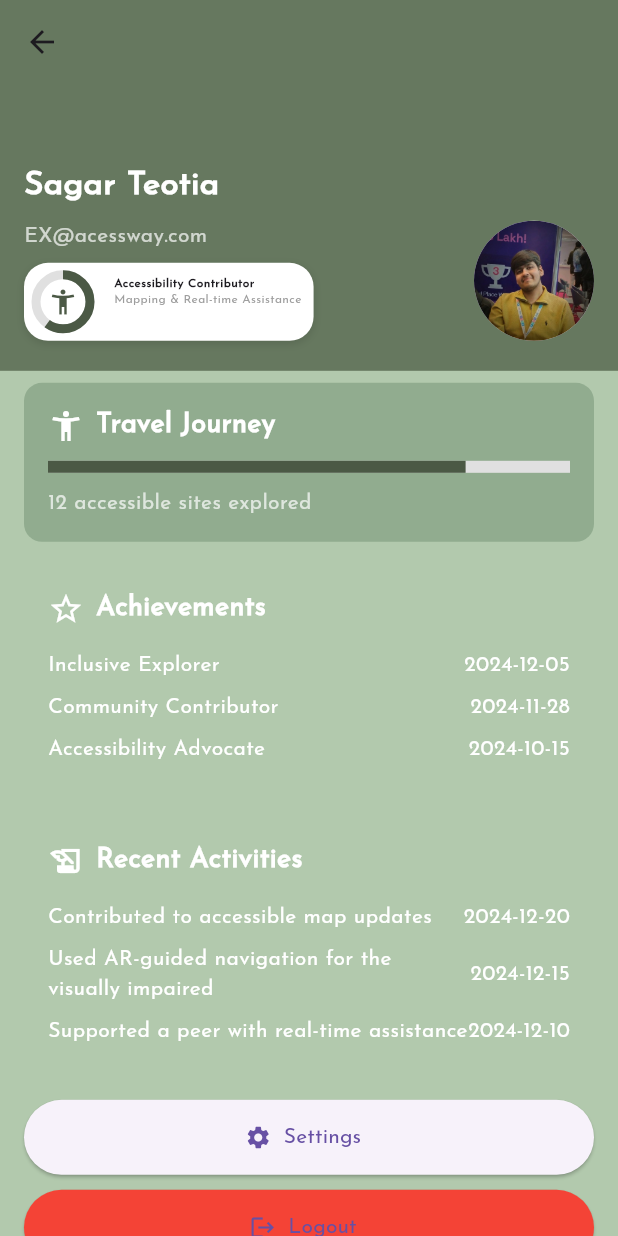
After one commit to SagarTeotia1/acessway, a Flutter app: the ProfileScreen screen opened directly, on a phone screen of 412 x 824 dp. The commit adds this screen. Run offline on Flutter 3.47's test engine with Material 3 defaults, Android fonts, the phone set to English and light mode, and no system bars; our stand-ins replace curved_navigation_bar, get; missing offline and left inert: model_viewer_plus.

Commit message:
COMMIT -PROFILE SCREEN

```diff
--- a/lib/Screen/HomeScreen/HomeScreen.dart
+++ b/lib/Screen/HomeScreen/HomeScreen.dart
@@ -1,6 +1,7 @@
 import 'package:acessway/Const/const_colo.dart';
 import 'package:acessway/Screen/AIguide/GuideScreen.dart';
 import 'package:acessway/Screen/HomePage_Screen/HomePage_Screen.dart';
+import 'package:acessway/Screen/Profile/ProfileScreen.dart';
 import 'package:curved_navigation_bar/curved_navigation_bar.dart';
 import 'package:flutter/material.dart';
 class HomeScreen extends StatefulWidget {
@@ -18,13 +19,7 @@ class _HomeScreenState extends State<HomeScreen> {
       color: Colors.blue,
     ),
      GuideScreen(),
-     Container(
-      color: Colors.blue,
-    ),
-     Container(
-      color: Colors.blue,
-    ),
-
+    ProfileScreen(),
   ];
 
   // Initially set to 0, meaning the first page will be shown
@@ -34,7 +29,7 @@ class _HomeScreenState extends State<HomeScreen> {
     {'icon': Icons.explore_rounded, 'label': 'Explore'},
     {'icon': Icons.groups, 'label': 'Social'},
     {'icon': Icons.accessibility, 'label': 'AI Guide '},
-    {'icon': Icons.date_range, 'label': 'Event'},
+
     {'icon': Icons.person, 'label': 'You'},
   ];
 
--- /dev/null
+++ b/lib/Screen/Profile/ProfileScreen.dart
@@ -0,0 +1,331 @@
+import 'package:acessway/Const/const_colo.dart';
+import 'package:acessway/Const/const_img.dart';
+import 'package:flutter/material.dart';
+
+class ProfileScreen extends StatefulWidget {
+  const ProfileScreen({super.key});
+
+  @override
+  State<ProfileScreen> createState() => _ProfileScreenState();
+}
+
+class _ProfileScreenState extends State<ProfileScreen> {
+  final String userName = "Sagar Teotia";
+  final String userEmail = "EX@acessway.com";
+  final int heritageSitesVisited = 12;
+  final double ecoIncentiveProgress = 0.6;
+  final double metaverseExplorationProgress = 0.8;
+
+  final List<Map<String, String>> achievements = [
+    {"title": "Inclusive Explorer", "date": "2024-12-05"},
+    {"title": "Community Contributor", "date": "2024-11-28"},
+    {"title": "Accessibility Advocate", "date": "2024-10-15"},
+  ];
+
+  final List<Map<String, String>> recentActivities = [
+    {"action": "Contributed to accessible map updates", "date": "2024-12-20"},
+    {
+      "action": "Used AR-guided navigation for the visually impaired",
+      "date": "2024-12-15"
+    },
+    {
+      "action": "Supported a peer with real-time assistance",
+      "date": "2024-12-10"
+    },
+  ];
+
+  @override
+  Widget build(BuildContext context) {
+    return Scaffold(
+      backgroundColor: homeBg,
+      body: SafeArea(
+        child: LayoutBuilder(
+          builder: (context, constraints) {
+            return CustomScrollView(
+              slivers: [
+                SliverAppBar(
+                  expandedHeight: constraints.maxWidth > 600
+                      ? constraints.maxHeight * 0.35
+                      : constraints.maxHeight * 0.3,
+                  pinned: true,
+                  backgroundColor: const Color(0xFF66785F),
+                  flexibleSpace: FlexibleSpaceBar(
+                    background: _buildAppBarBackground(constraints),
+                  ),
+                ),
+                SliverList(
+                  delegate: SliverChildListDelegate(
+                    [
+                      _buildProgressCard(
+                        context,
+                        title: "Travel Journey",
+                        progress: metaverseExplorationProgress,
+                        label: "12 accessible sites explored",
+                        icon: Icons.accessibility_new,
+                      ),
+                      _buildSectionCard(
+                        context,
+                        title: "Achievements",
+                        items: achievements,
+                        icon: Icons.star_border,
+                      ),
+                      _buildSectionCard(
+                        context,
+                        title: "Recent Activities",
+                        items: recentActivities,
+                        icon: Icons.history_edu,
+                      ),
+                      _buildActionButtons(),
+                    ],
+                  ),
+                ),
+              ],
+            );
+          },
+        ),
+      ),
+    );
+  }
+
+  Widget _buildAppBarBackground(BoxConstraints constraints) {
+    return Container(
+      padding: const EdgeInsets.symmetric(horizontal: 16, vertical: 20),
+      child: Row(
+        crossAxisAlignment: CrossAxisAlignment.end,
+        children: [
+          Expanded(
+            child: Column(
+              mainAxisAlignment: MainAxisAlignment.end,
+              crossAxisAlignment: CrossAxisAlignment.start,
+              children: [
+                Text(
+                  userName,
+                  style: const TextStyle(
+                    fontSize: 22,
+                    fontWeight: FontWeight.bold,
+                    color: Colors.white,
+                  ),
+                ),
+                const SizedBox(height: 8),
+                Text(
+                  userEmail,
+                  style: const TextStyle(fontSize: 14, color: Colors.white70),
+                ),
+                const SizedBox(height: 8),
+                _buildCircularProgress(),
+              ],
+            ),
+          ),
+          const SizedBox(width: 20),
+          CircleAvatar(
+            radius: constraints.maxWidth > 600 ? 50 : 40,
+            backgroundImage: AssetImage(logo),
+          ),
+        ],
+      ),
+    );
+  }
+
+  Widget _buildCircularProgress() {
+    return SingleChildScrollView(
+      // Add this to make it scrollable
+      child: Container(
+        padding: const EdgeInsets.all(8.0),
+        decoration: BoxDecoration(
+          color: Colors.white,
+          borderRadius: BorderRadius.circular(16),
+          boxShadow: const [
+            BoxShadow(
+              color: Colors.black12,
+              blurRadius: 4,
+              offset: Offset(0, 2),
+            ),
+          ],
+        ),
+        child: Column(
+          // Use Column for dynamic layout
+          children: [
+            Row(
+              mainAxisSize: MainAxisSize.min,
+              crossAxisAlignment: CrossAxisAlignment.start,
+              children: [
+                Stack(
+                  alignment: Alignment.center,
+                  children: [
+                    CircularProgressIndicator(
+                      value:
+                          ecoIncentiveProgress, // Adjust the progress value here
+                      backgroundColor: Colors.grey[300],
+                      valueColor: const AlwaysStoppedAnimation<Color>(
+                          Color(0xFF4B5945)),
+                      strokeWidth: 6.0,
+                    ),
+                    const Icon(
+                      Icons
+                          .accessibility_new, // Icon representing accessibility
+                      color: Color(0xFF4B5945),
+                      size: 20,
+                    ),
+                  ],
+                ),
+                const SizedBox(width: 16),
+                Flexible(
+                  child: Column(
+                    crossAxisAlignment: CrossAxisAlignment.start,
+                    children: const [
+                      Text(
+                        "Accessibility Contributor",
+                        style: TextStyle(
+                          fontSize: 8,
+                          fontWeight: FontWeight.bold,
+                        ),
+                      ),
+                      Text(
+                        "Mapping & Real-time Assistance",
+                        style: TextStyle(fontSize: 8, color: Colors.grey),
+                      ),
+                    ],
+                  ),
+                ),
+              ],
+            ),
+            // Additional content (e.g., achievements, activities, etc.) can go here
+          ],
+        ),
+      ),
+    );
+  }
+
+  Widget _buildProgressCard(BuildContext context,
+      {required String title,
+      required double progress,
+      required String label,
+      required IconData icon}) {
+    return Padding(
+      padding: const EdgeInsets.symmetric(horizontal: 16.0, vertical: 8.0),
+      child: Container(
+        padding: const EdgeInsets.all(16),
+        decoration: BoxDecoration(
+          color: const Color(0xFF91AC8F),
+          borderRadius: BorderRadius.circular(12),
+        ),
+        child: Column(
+          crossAxisAlignment: CrossAxisAlignment.start,
+          children: [
+            Row(
+              children: [
+                Icon(icon, color: Colors.white, size: 24),
+                const SizedBox(width: 8),
+                Text(
+                  title,
+                  style: const TextStyle(
+                    fontSize: 18,
+                    fontWeight: FontWeight.bold,
+                    color: Colors.white,
+                  ),
+                ),
+              ],
+            ),
+            const SizedBox(height: 10),
+            LinearProgressIndicator(
+              value: progress,
+              backgroundColor: Colors.grey[300],
+              color: const Color(0xFF4B5945),
+              minHeight: 8,
+            ),
+            const SizedBox(height: 10),
+            Text(
+              label,
+              style: const TextStyle(fontSize: 14, color: Colors.white70),
+            ),
+          ],
+        ),
+      ),
+    );
+  }
+
+  Widget _buildSectionCard(BuildContext context,
+      {required String title,
+      required List<Map<String, String>> items,
+      required IconData icon}) {
+    return Padding(
+      padding: const EdgeInsets.symmetric(horizontal: 16.0, vertical: 8.0),
+      child: Container(
+        padding: const EdgeInsets.all(16),
+        decoration: BoxDecoration(
+          color: const Color(0xFFB2C9AD),
+          borderRadius: BorderRadius.circular(12),
+        ),
+        child: Column(
+          crossAxisAlignment: CrossAxisAlignment.start,
+          children: [
+            Row(
+              children: [
+                Icon(icon, color: Colors.white, size: 24),
+                const SizedBox(width: 8),
+                Text(
+                  title,
+                  style: const TextStyle(
+                    fontSize: 18,
+                    fontWeight: FontWeight.bold,
+                    color: Colors.white,
+                  ),
+                ),
+              ],
+            ),
+            const SizedBox(height: 10),
+            ...items.map((item) {
+              return Padding(
+                padding: const EdgeInsets.symmetric(vertical: 4.0),
+                child: Row(
+                  mainAxisAlignment: MainAxisAlignment.spaceBetween,
+                  children: [
+                    Expanded(
+                      child: Text(
+                        item["title"] ?? item["action"]!,
+                        style:
+                            const TextStyle(fontSize: 14, color: Colors.white),
+                      ),
+                    ),
+                    Text(
+                      item["date"]!,
+                      style: const TextStyle(fontSize: 14, color: Colors.white),
+                    ),
+                  ],
+                ),
+              );
+            }).toList(),
+          ],
+        ),
+      ),
+    );
+  }
+
+  Widget _buildActionButtons() {
+    return Padding(
+      padding: const EdgeInsets.symmetric(horizontal: 16.0, vertical: 8.0),
+      child: Column(
+        children: [
+          ElevatedButton.icon(
+            onPressed: () {},
+            icon: const Icon(Icons.settings),
+            label: const Text("Settings"),
+            style: ElevatedButton.styleFrom(
+              minimumSize: const Size(double.infinity, 50),
+            ),
+          ),
+          const SizedBox(height: 10),
+          ElevatedButton.icon(
+            onPressed: () {},
+            icon: const Icon(Icons.logout),
+            label: const Text("Logout"),
+            style: ElevatedButton.styleFrom(
+              minimumSize: const Size(double.infinity, 50),
+              backgroundColor: Colors.red,
+            ),
+          ),
+        ],
+      ),
+    );
+  }
+}
```
